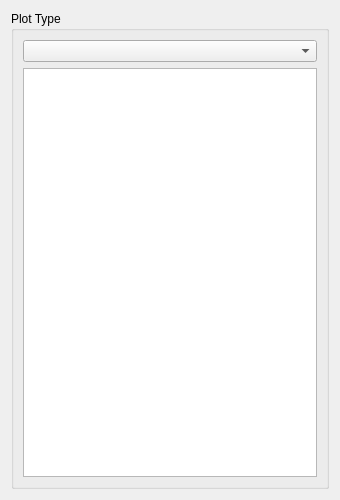
Qt form mtpy/gui/SmartMT/ui_asset/plot_options.ui (MTgeophysics/mtpy) before a commit.
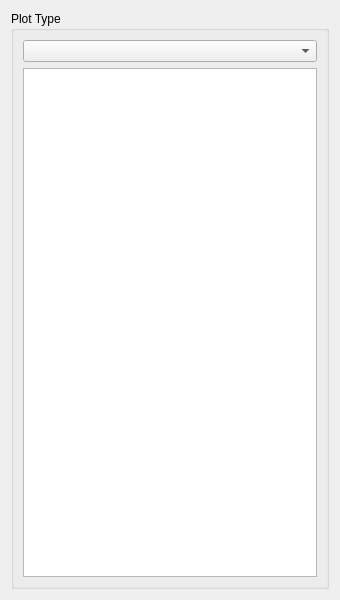
The same form after that commit.

```diff
--- a/mtpy/gui/SmartMT/ui_asset/plot_options.ui
+++ b/mtpy/gui/SmartMT/ui_asset/plot_options.ui
@@ -10,7 +10,7 @@
     <x>0</x>
     <y>0</y>
     <width>340</width>
-    <height>500</height>
+    <height>600</height>
    </rect>
   </property>
   <property name="windowTitle">
```
